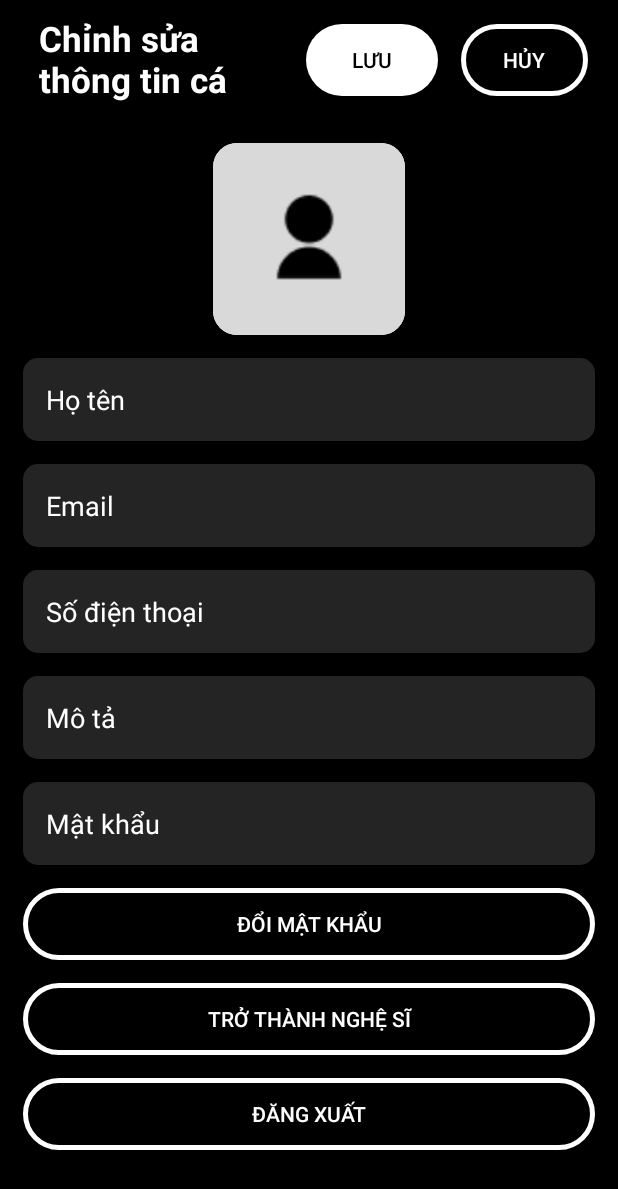
After one commit to trduyTh4nh/SoundVIE, an Android app: the EditUserActivity screen opened directly, with no data from a screen before it, on a phone screen of 412 x 824 dp. The commit adds this screen. Shown: the top 1189 px of the screen. Run offline under Robolectric (Android 15) with nearby library versions, the phone set to English and light mode, and no system bars; our stand-ins replace Firebase (no records; nobody signed in at launch, a user with empty details on screens opened directly); libraries missing offline, so code that uses them is left out: io.realm, io.realm.mongodb, org.bson, org.bson.types; 1 statement that could not run was skipped.

Commit message:
20/07/2023 - Chỉnh sửa thông tin cá nhân

```diff
--- /dev/null
+++ b/app/src/main/java/com/example/soundvieproject/EditUserActivity.java
@@ -0,0 +1,152 @@
+package com.example.soundvieproject;
+
+import androidx.annotation.NonNull;
+import androidx.annotation.Nullable;
+import androidx.appcompat.app.AppCompatActivity;
+
+import android.content.Intent;
+import android.net.Uri;
+import android.os.Bundle;
+import android.view.View;
+import android.widget.Button;
+import android.widget.EditText;
+import android.widget.ImageButton;
+import android.widget.ProgressBar;
+import android.widget.Toast;
+
+import com.bumptech.glide.Glide;
+import com.example.soundvieproject.DB.Helper;
+import com.example.soundvieproject.DB.StorageHelper;
+import com.example.soundvieproject.model.User;
+import com.google.android.gms.auth.api.signin.internal.Storage;
+import com.google.android.gms.tasks.Continuation;
+import com.google.android.gms.tasks.OnSuccessListener;
+import com.google.android.gms.tasks.Task;
+import com.google.firebase.storage.FirebaseStorage;
+import com.google.firebase.storage.OnProgressListener;
+import com.google.firebase.storage.StorageReference;
+import com.google.firebase.storage.UploadTask;
+
+import org.bson.types.ObjectId;
+
+import io.realm.mongodb.App;
+import io.realm.mongodb.mongo.result.UpdateResult;
+
+public class EditUserActivity extends AppCompatActivity {
+    Button btnCancel, btnSave, btnBecomeArtist, btnChangePassword, btnLogout;
+    ProgressBar prog;
+    EditText edtTen, edtEmail, edtPhone, edtDesc, edtPsswd;
+    ImageButton btnAddImage;
+    Helper db;
+    User u;
+
+    @Override
+    protected void onCreate(Bundle savedInstanceState) {
+        super.onCreate(savedInstanceState);
+        setContentView(R.layout.activity_edit_user);
+        StorageHelper sto = new StorageHelper(this);
+        btnCancel = findViewById(R.id.btnCancel);
+        btnCancel.setOnClickListener(v -> {
+            finish();
+        });
+        init();
+        db.getUserCurrentBy(new App.Callback<User>() {
+            @Override
+            public void onResult(App.Result<User> result) {
+                if(result.isSuccess()){
+                    u = result.get();
+                    edtTen.setText(u.getName());
+                    edtEmail.setText(u.getEmail());
+                    edtPhone.setText(u.getPhone());
+                    edtDesc.setText(u.getMoTa());
+
+                    if(!u.getAvatar().equals("")){
+                        FirebaseStorage storage = sto.getStorage();
+                        StorageReference ref = storage.getReference("image/"+u.getAvatar());
+                        Glide.with(getApplicationContext()).load(ref).into(btnAddImage);
+                    }
+                }
+            }
+        });
+        btnAddImage.setOnClickListener(v -> {
+            Intent gallery = new Intent(Intent.ACTION_PICK);
+            gallery.setType("image/*");
+            startActivityForResult(gallery, 102);
+        });
+        btnSave.setOnClickListener(v -> {
+            db.login(u.getEmail(), edtPsswd.getText().toString(), new App.Callback<io.realm.mongodb.User>() {
+                @Override
+                public void onResult(App.Result<io.realm.mongodb.User> result) {
+                    if(result.isSuccess()){
+                        prog.setVisibility(View.VISIBLE);
+                        btnCancel.setVisibility(View.GONE);
+                        btnSave.setEnabled(false);
+
+                        if(imageUri != null){
+                            ObjectId img = new ObjectId();
+                            FirebaseStorage storage = sto.getStorage();
+                            StorageReference ref = storage.getReference("image/"+img.toString());
+                            UploadTask task = ref.putFile(Uri.parse(imageUri));
+                            task.addOnSuccessListener(new OnSuccessListener<UploadTask.TaskSnapshot>() {
+                                @Override
+                                public void onSuccess(UploadTask.TaskSnapshot taskSnapshot) {
+                                    db.updateUser(edtEmail.getText().toString(), edtPhone.getText().toString(), edtTen.getText().toString(), img.toString(), edtDesc.getText().toString(), new App.Callback<UpdateResult>() {
+                                        @Override
+                                        public void onResult(App.Result<UpdateResult> result) {
+                                            Toast.makeText(EditUserActivity.this, "Cập nhật thành công", Toast.LENGTH_SHORT).show();
+                                            prog.setVisibility(View.GONE);
+                                            finish();
+                                        }
+                                    });
+                                }
+                            });
+                        } else {
+                            String img = u.getAvatar();
+                            db.updateUser(edtEmail.getText().toString(), edtPhone.getText().toString(), edtTen.getText().toString(), img, edtDesc.getText().toString(), new App.Callback<UpdateResult>() {
+                                @Override
+                                public void onResult(App.Result<UpdateResult> result) {
+                                    Toast.makeText(EditUserActivity.this, "Cập nhật thành công", Toast.LENGTH_SHORT).show();
+                                    prog.setVisibility(View.GONE);
+                                    finish();
+                                }
+                            });
+                        }
+                    } else {
+                        Toast.makeText(EditUserActivity.this, "Mật khẩu sai.", Toast.LENGTH_SHORT).show();
+                    }
+                }
+            });
+
+        });
+    }
+    private void saveChanges(){
+        db.saveChanges();
+    }
+    String imageUri;
+    @Override
+    protected void onActivityResult(int requestCode, int resultCode, @Nullable Intent data) {
+        if(resultCode == RESULT_OK){
+            if(requestCode == 102){
+                Uri uri = data.getData();
+                imageUri = data.getData().toString();
+                btnAddImage.setImageURI(uri);
+            }
+        }
+        super.onActivityResult(requestCode, resultCode, data);
+    }
+
+    private void init(){
+        db = Helper.INSTANCE;
+        btnSave = findViewById(R.id.btnSave);
+        btnBecomeArtist = findViewById(R.id.btnBecomeArtist);
+        btnChangePassword = findViewById(R.id.btnChangePassword);
+        btnLogout = findViewById(R.id.btnLogout);
+        edtTen = findViewById(R.id.edtHoTen);
+        edtEmail = findViewById(R.id.edtEmail);
+        edtPhone = findViewById(R.id.edtPhone);
+        edtDesc = findViewById(R.id.edtDesc);
+        btnAddImage = findViewById(R.id.btnAddImage);
+        edtPsswd = findViewById(R.id.edtPsswd);
+        prog = findViewById(R.id.loadingProgress);
+    }
+}
--- a/app/src/main/java/com/example/soundvieproject/SignupActivity.java
+++ b/app/src/main/java/com/example/soundvieproject/SignupActivity.java
@@ -64,7 +64,7 @@ public class SignupActivity extends AppCompatActivity {
 
         sharedPreferences = PreferenceManager.getDefaultSharedPreferences(this);
         sharedPreferences = this.getSharedPreferences(SHARE_PRE_NAME, Context.MODE_PRIVATE);
-        if (sharedPreferences != null) {
+        if (sharedPreferences.getString(KEY_EMAIL, null) != null) {
             String email = sharedPreferences.getString(KEY_EMAIL, null);
             String password = sharedPreferences.getString(KEY_PASSWORD, null);
             h.login(email, password, new App.Callback<User>() {
--- a/app/src/main/java/com/example/soundvieproject/fragment/HomeFragment.java
+++ b/app/src/main/java/com/example/soundvieproject/fragment/HomeFragment.java
@@ -18,6 +18,7 @@ import android.widget.Button;
 import android.widget.ImageButton;
 import android.widget.ImageView;
 import android.widget.LinearLayout;
+import android.widget.ProgressBar;
 import android.widget.TextView;
 import android.widget.Toast;
 
@@ -77,6 +78,7 @@ public class HomeFragment extends Fragment {
     ImageButton btnPause, btnResume;
     RecyclerView recyclerView;
     MediaPlayer p;
+    ProgressBar b;
     @Override
     public void onViewCreated(@NonNull View view, @Nullable Bundle savedInstanceState) {
         super.onViewCreated(view, savedInstanceState);
@@ -90,6 +92,8 @@ public class HomeFragment extends Fragment {
         img_song = getActivity().findViewById(R.id.img_song);
         song_name = getActivity().findViewById(R.id.song_name);
         artist = getActivity().findViewById(R.id.artist);
+        b = getActivity().findViewById(R.id.loadingProgress);
+        b.setVisibility(View.VISIBLE);
         list(view);
 
 
@@ -117,7 +121,7 @@ public class HomeFragment extends Fragment {
                 LinearLayoutManager layoutManager1 = new LinearLayoutManager(requireContext(), LinearLayoutManager.HORIZONTAL, false);
                 rcv2.setLayoutManager(layoutManager1);
                 rcv2.setAdapter(adapter);
-
+                b.setVisibility(View.GONE);
                 adapter.setItemClickListener(new SongAdapter.OnItemsClickListener() {
                     @Override
                     public void OnItemClick(Song song) throws IOException {
--- /dev/null
+++ b/app/src/main/res/drawable/btn_primary.xml
@@ -0,0 +1,15 @@
+<?xml version="1.0" encoding="utf-8"?>
+<ripple xmlns:android="http://schemas.android.com/apk/res/android" android:color="@color/black">
+    <item android:id="@android:id/mask">
+        <shape android:shape="rectangle">
+            <solid android:color="@color/white"/>
+            <corners android:radius="50dp"/>
+        </shape>
+    </item>
+    <item>
+        <shape android:shape="rectangle">
+            <solid android:color="@color/white"/>
+            <corners android:radius="50dp"/>
+        </shape>
+    </item>
+</ripple>
--- /dev/null
+++ b/app/src/main/res/layout/activity_edit_user.xml
@@ -0,0 +1,187 @@
+<?xml version="1.0" encoding="utf-8"?>
+<androidx.constraintlayout.widget.ConstraintLayout xmlns:android="http://schemas.android.com/apk/res/android"
+    xmlns:app="http://schemas.android.com/apk/res-auto"
+    xmlns:tools="http://schemas.android.com/tools"
+    android:layout_width="match_parent"
+    android:layout_height="match_parent"
+    tools:context=".EditUserActivity"
+    android:background="@color/black">
+
+    <androidx.appcompat.widget.Toolbar
+        android:id="@+id/toolbar2"
+        android:layout_width="match_parent"
+        android:layout_height="80dp"
+        android:gravity="center"
+        app:layout_constraintEnd_toEndOf="parent"
+        app:layout_constraintStart_toStartOf="parent"
+        app:layout_constraintTop_toTopOf="parent"
+        tools:ignore="MissingConstraints">
+
+        <LinearLayout
+            android:layout_width="match_parent"
+            android:layout_height="match_parent"
+            android:layout_gravity="center"
+            android:gravity="center"
+            android:orientation="horizontal"
+            android:paddingRight="20dp">
+
+            <TextView
+                android:layout_weight="1"
+                android:layout_width="match_parent"
+                android:layout_height="wrap_content"
+                android:padding="10dp"
+                android:text="Chỉnh sửa thông tin cá nhân"
+                android:textColor="@color/white"
+                android:textSize="23dp"
+                android:textStyle="bold">
+
+            </TextView>
+
+            <LinearLayout
+                android:layout_weight="1"
+                android:layout_width="match_parent"
+                android:layout_height="match_parent"
+                android:layout_gravity="center"
+                android:gravity="center_vertical|end">
+                <ProgressBar
+                    android:id="@+id/loadingProgress"
+                    android:layout_width="24dp"
+                    android:layout_height="24dp"
+                    android:layout_margin="15dp"
+                    android:indeterminateTint="@color/white"
+                    android:visibility="gone"
+                    />
+                <Button
+                    android:layout_marginEnd="15dp"
+                    android:id="@+id/btnSave"
+                    android:layout_width="wrap_content"
+                    android:layout_height="wrap_content"
+                    android:background="@drawable/btn_primary"
+                    android:text="Lưu"
+                    android:textColor="@color/black" />
+                <Button
+                    android:id="@+id/btnCancel"
+                    android:layout_width="wrap_content"
+                    android:layout_height="wrap_content"
+                    android:background="@drawable/btnlogin_ripple"
+                    android:text="Hủy"
+                    android:textColor="@color/white" />
+
+            </LinearLayout>
+        </LinearLayout>
+    </androidx.appcompat.widget.Toolbar>
+    <ScrollView
+        app:layout_constraintTop_toBottomOf="@id/toolbar2"
+        app:layout_constraintLeft_toLeftOf="parent"
+        app:layout_constraintRight_toRightOf="parent"
+        app:layout_constraintBottom_toBottomOf="parent"
+        android:layout_width="0dp"
+        android:layout_height="0dp">
+        <LinearLayout
+            app:layout_constraintTop_toBottomOf="@id/toolbar2"
+            app:layout_constraintLeft_toLeftOf="parent"
+            app:layout_constraintRight_toRightOf="parent"
+            app:layout_constraintBottom_toBottomOf="parent"
+            android:layout_width="match_parent"
+            android:layout_height="match_parent"
+            android:orientation="vertical"
+            android:padding="15dp"
+            android:gravity="center_horizontal">
+            <androidx.cardview.widget.CardView
+                android:layout_width="wrap_content"
+                android:layout_height="wrap_content"
+                app:cardCornerRadius="16dp">
+                <ImageButton
+                    android:id="@+id/btnAddImage"
+                    android:background="@drawable/rounded_generic"
+                    android:layout_width="128dp"
+                    android:layout_height="128dp"
+                    android:src="@drawable/default_avt"
+                    android:scaleType="centerCrop"/>
+            </androidx.cardview.widget.CardView>
+            <EditText
+                android:id="@+id/edtHoTen"
+                android:layout_marginTop="15dp"
+                android:layout_width="match_parent"
+                android:layout_height="wrap_content"
+                android:background="@drawable/edittext_login"
+                android:hint="Họ tên"
+                android:padding="15dp"
+                android:textColor="@color/white"
+                android:textColorHint="@color/white"/>
+            <EditText
+                android:id="@+id/edtEmail"
+                android:layout_marginTop="15dp"
+                android:layout_width="match_parent"
+                android:layout_height="wrap_content"
+                android:background="@drawable/edittext_login"
+                android:hint="Email"
+                android:padding="15dp"
+                android:textColor="@color/white"
+                android:textColorHint="@color/white"/>
+            <EditText
+                android:id="@+id/edtPhone"
+                android:layout_marginTop="15dp"
+                android:layout_width="match_parent"
+                android:layout_height="wrap_content"
+                android:background="@drawable/edittext_login"
+                android:hint="Số điện thoại"
+                android:padding="15dp"
+                android:textColor="@color/white"
+                android:textColorHint="@color/white"/>
+            <EditText
+                android:id="@+id/edtDesc"
+                android:layout_marginTop="15dp"
+                android:layout_width="match_parent"
+                android:layout_height="wrap_content"
+                android:background="@drawable/edittext_login"
+                android:hint="Mô tả"
+                android:padding="15dp"
+                android:textColor="@color/white"
+                android:textColorHint="@color/white"/>
+            <LinearLayout
+                android:layout_width="match_parent"
+                android:layout_height="wrap_content">
+                <EditText
+                    android:id="@+id/edtPsswd"
+                    android:layout_marginTop="15dp"
+                    android:layout_width="match_parent"
+                    android:layout_height="wrap_content"
+                    android:background="@drawable/edittext_login"
+                    android:hint="Mật khẩu"
+                    android:padding="15dp"
+                    android:textColor="@color/white"
+                    android:inputType="textPassword"
+                    android:textColorHint="@color/white"/>
+            </LinearLayout>
+            <Button
+                android:layout_marginTop="15dp"
+                android:layout_marginEnd="0dp"
+                android:id="@+id/btnChangePassword"
+                android:layout_width="match_parent"
+                android:layout_height="wrap_content"
+                android:background="@drawable/btnlogin_ripple"
+                android:text="Đổi mật khẩu"
+                android:textColor="@color/white" />
+            <Button
+                android:layout_marginTop="15dp"
+                android:layout_marginEnd="0dp"
+                android:id="@+id/btnBecomeArtist"
+                android:layout_width="match_parent"
+                android:layout_height="wrap_content"
+                android:background="@drawable/btnlogin_ripple"
+                android:text="Trở thành nghệ sĩ"
+                android:textColor="@color/white" />
+            <Button
+                android:layout_marginTop="15dp"
+                android:layout_marginEnd="0dp"
+                android:id="@+id/btnLogout"
+                android:layout_width="match_parent"
+                android:layout_height="wrap_content"
+                android:background="@drawable/btnlogin_ripple"
+                android:text="Đăng xuất"
+                android:textColor="@color/white" />
+        </LinearLayout>
+    </ScrollView>
+
+</androidx.constraintlayout.widget.ConstraintLayout>
--- a/app/src/main/res/values/themes.xml
+++ b/app/src/main/res/values/themes.xml
@@ -6,8 +6,8 @@
         <item name="colorPrimaryVariant">@color/purple_700</item>
         <item name="colorOnPrimary">@color/white</item>
         <!-- Secondary brand color. -->
-        <item name="colorSecondary">@color/teal_200</item>
-        <item name="colorSecondaryVariant">@color/teal_700</item>
+        <item name="colorSecondary">@color/white</item>
+        <item name="colorSecondaryVariant">@color/white</item>
         <item name="colorOnSecondary">@color/white</item>
         <!-- Status bar color. -->
         <item name="android:statusBarColor">@color/black</item>
```
Also changed, not shown: app/src/main/AndroidManifest.xml (+5 -2 lines), app/src/main/java/com/example/soundvieproject/DB/Helper.java (+54 -10 lines), app/src/main/java/com/example/soundvieproject/fragment/UserFragment.java (+48 -2 lines), app/src/main/java/com/example/soundvieproject/model/User.java (+47 -38 lines), app/src/main/res/layout/activity_home.xml (+7 -1 lines), app/src/main/res/layout/fragment_user.xml (+24 -3 lines), app/src/main/res/drawable/default_avt.png (added).
